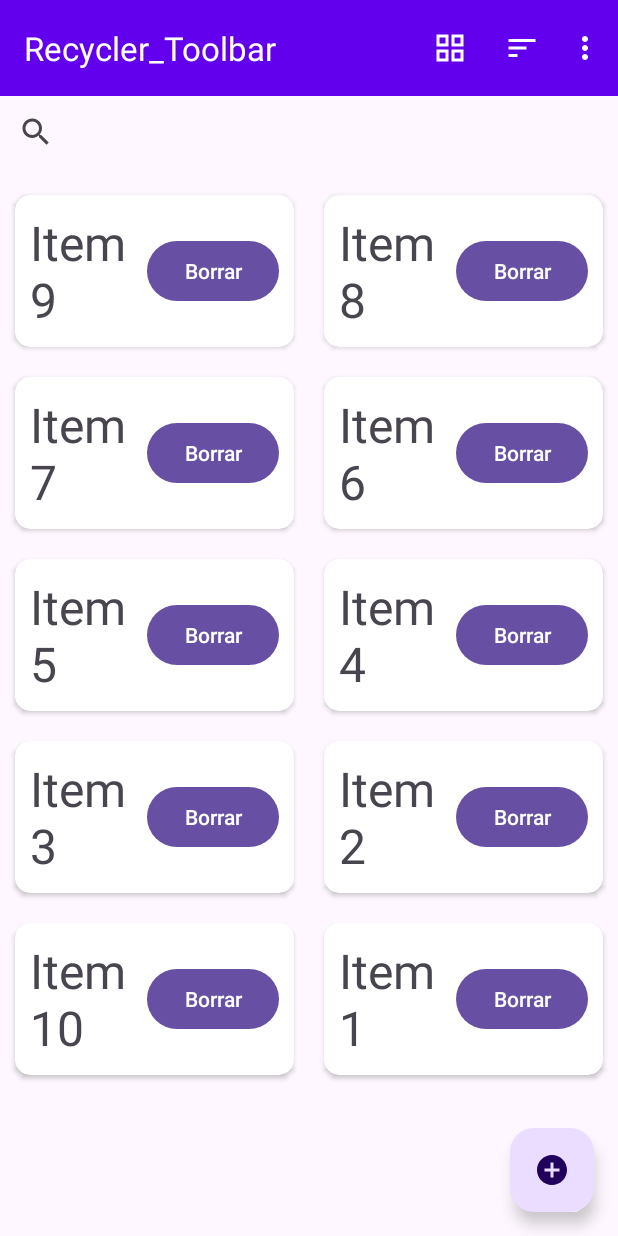
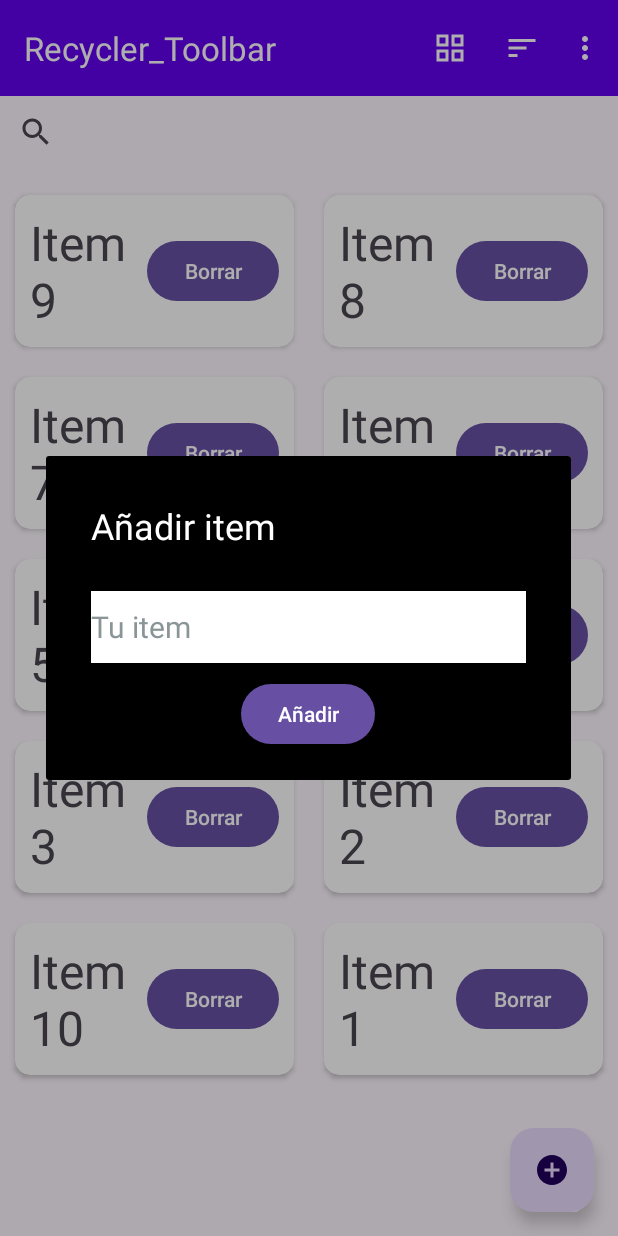
Before and after one commit to miludCifp/AppAddRemoveItems, an Android app: the screen it shows after launch (MainActivity), after a tap on an icon or button, on a phone screen of 412 x 824 dp. Run offline under Robolectric (Android 15) with nearby library versions, the phone set to English and light mode, and no system bars; 2 other taps on this screen came first.

Commit message:
Dar accion al boton Float del Dialog.

```diff
--- a/app/src/main/java/com/cifpceuta/appaddremoveitems/MainActivity.java
+++ b/app/src/main/java/com/cifpceuta/appaddremoveitems/MainActivity.java
@@ -79,11 +79,6 @@ public class MainActivity extends AppCompatActivity {
             @Override
             public void onClick(View v) {
 
-            }
-        });
-    }
-    public void onClick(View v) {
-
                 //Creamos el DIALOG asociado al ActivityMAIN
                 Dialog dialog = new Dialog(MainActivity.this);
 
@@ -113,11 +108,12 @@ public class MainActivity extends AppCompatActivity {
                     }
                 });
 
-
                 //Esta llamada abre el diálogo
                 dialog.show();
+            }
+        });
+    }
 
-    }
     private void filtrado(String texto){
         ArrayList<String> filteredList_items = new ArrayList<>();
         for(String item : list_items){
--- a/app/src/main/res/layout/activity_main.xml
+++ b/app/src/main/res/layout/activity_main.xml
@@ -25,8 +25,9 @@
     <androidx.recyclerview.widget.RecyclerView
         android:id="@+id/rvListadoItems"
         android:layout_width="match_parent"
-        android:layout_height="wrap_content"
+        android:layout_height="0dp"
         android:layout_marginTop="8dp"
+        app:layout_constraintBottom_toBottomOf="parent"
         app:layout_constraintEnd_toEndOf="parent"
         app:layout_constraintHorizontal_bias="0.0"
         app:layout_constraintStart_toStartOf="parent"
```
Lines whose indentation alone changed are shown as unchanged.
